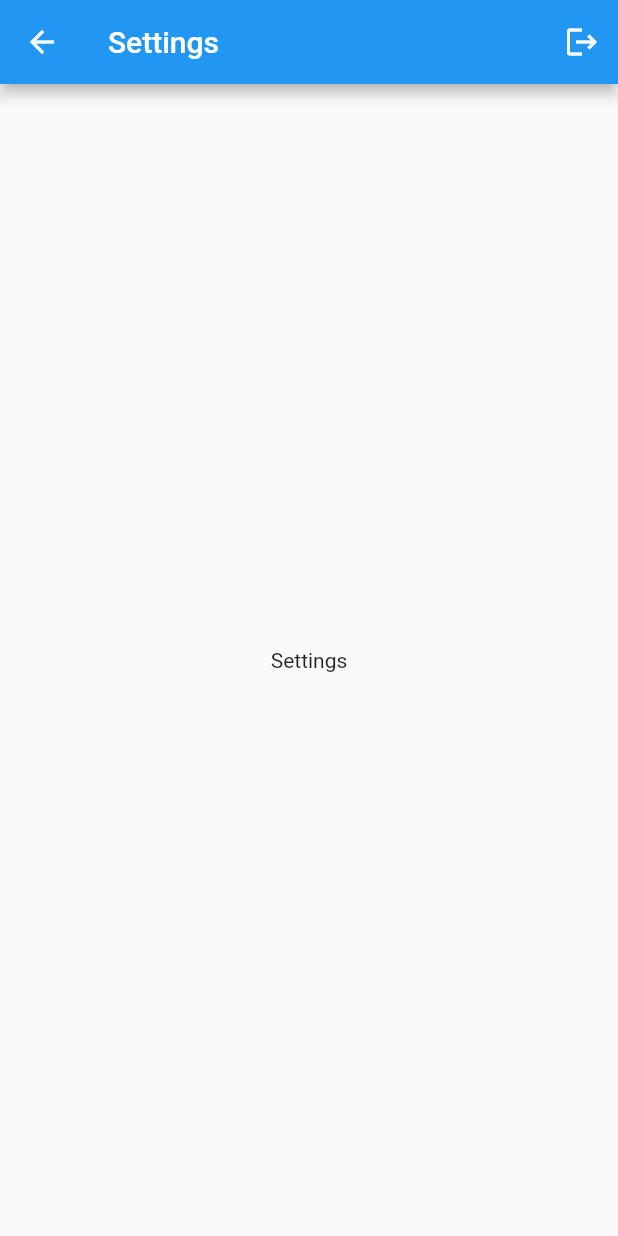
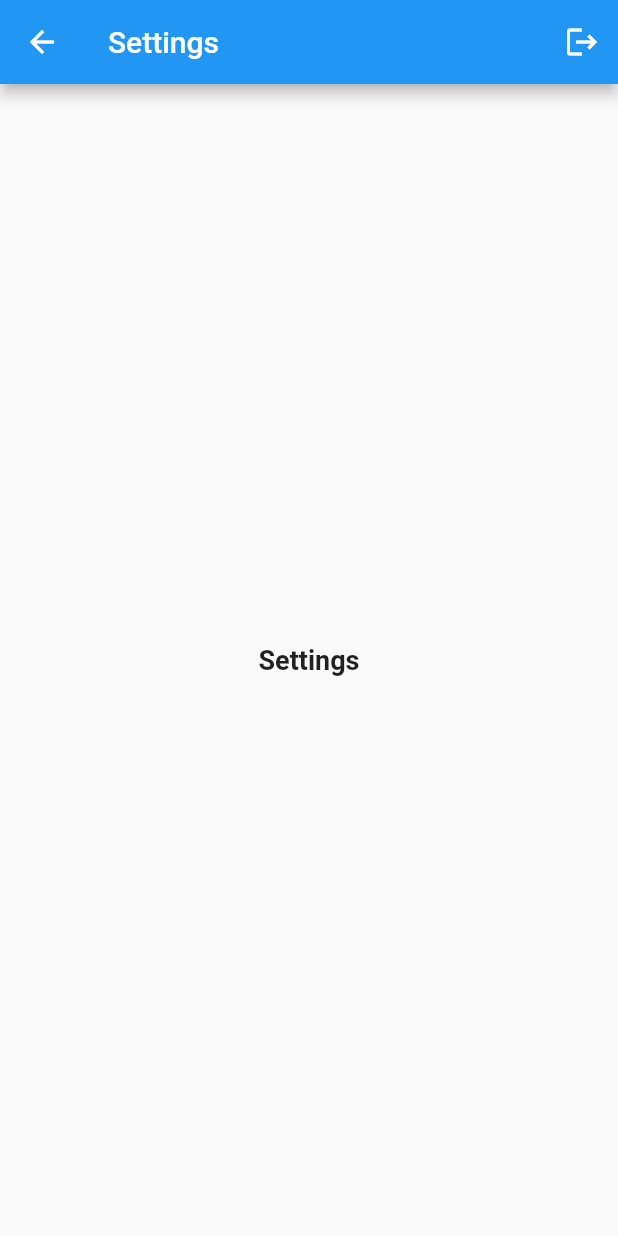
Before and after one commit to heischichou/Intro-to-Flutter, a Flutter app: the Settings screen opened by its route, on a phone screen of 412 x 824 dp. Run offline on Flutter 3.47's test engine with Material 2 defaults, Android fonts, the phone set to English and light mode, and no system bars.

Commit message:
Update body text size

```diff
--- a/lib/screens/settings_screen.dart
+++ b/lib/screens/settings_screen.dart
@@ -26,7 +26,13 @@ class Settings extends StatelessWidget {
           child: Center(
             child: Column(
               children: const [
-                Text('Settings'),
+                Text(
+                  'Settings',
+                  style: TextStyle(
+                    fontSize: 18,
+                    fontWeight: FontWeight.bold,
+                  ),
+                ),
               ],
             ),
           ),
```
